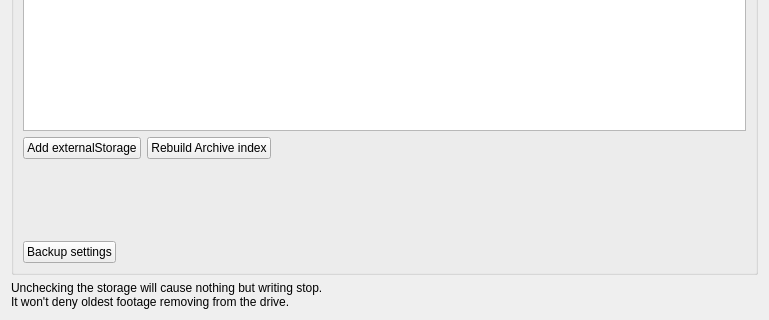
First picture: the form in client/src/ui/widgets/properties/storage_config_widget.ui, repository networkoptix/nx_open, before the edit; both pictures show x 0 to 769 and y 328 to 648 of the 769 by 648 pixel window.
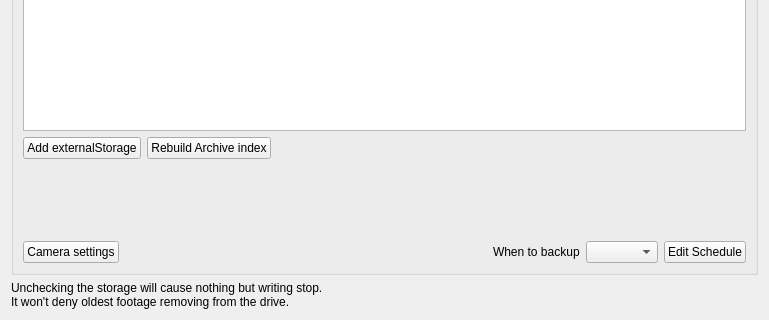
Second picture: the form after the edit. Custom widgets are drawn as their Qt base class.

Commit message:
(VMS-1036) - add backup schedule dialog
<==== Mercurial data ====>
Branch: x_vms_947_redundant_storage_2

```diff
--- a/client/src/ui/widgets/properties/storage_config_widget.ui
+++ b/client/src/ui/widgets/properties/storage_config_widget.ui
@@ -252,7 +252,7 @@
         <item>
          <widget class="QPushButton" name="pushButton_5">
           <property name="text">
-           <string>Backup settings</string>
+           <string>Camera settings</string>
           </property>
          </widget>
         </item>
@@ -269,6 +269,23 @@
           </property>
          </spacer>
         </item>
+        <item>
+         <widget class="QLabel" name="label_3">
+          <property name="text">
+           <string>When to backup</string>
+          </property>
+         </widget>
+        </item>
+        <item>
+         <widget class="QComboBox" name="comboBoxBackupType"/>
+        </item>
+        <item>
+         <widget class="QPushButton" name="pushButtonSchedule">
+          <property name="text">
+           <string>Edit Schedule</string>
+          </property>
+         </widget>
+        </item>
        </layout>
       </item>
      </layout>
```
The commit also changes 13 other files.
